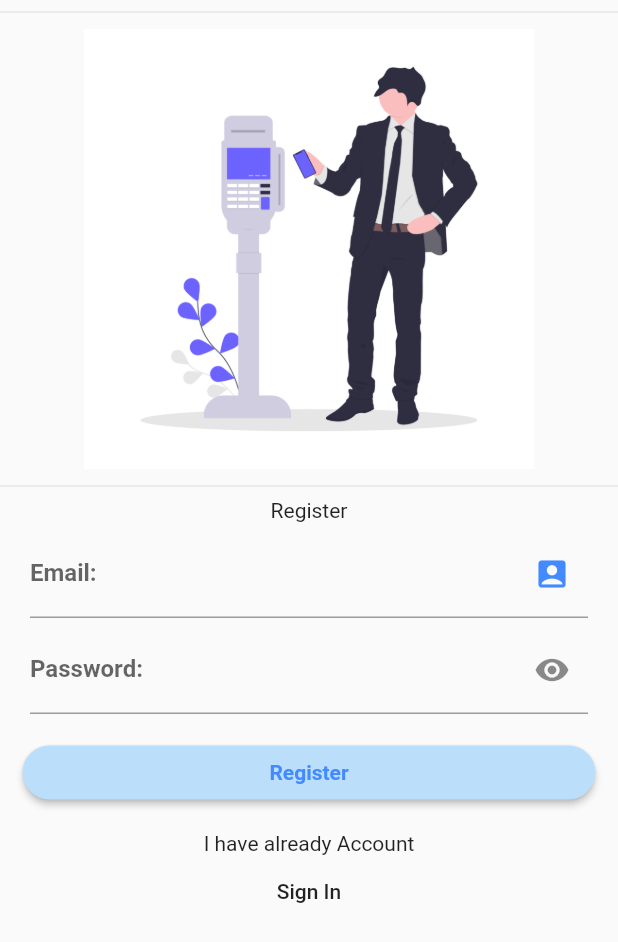
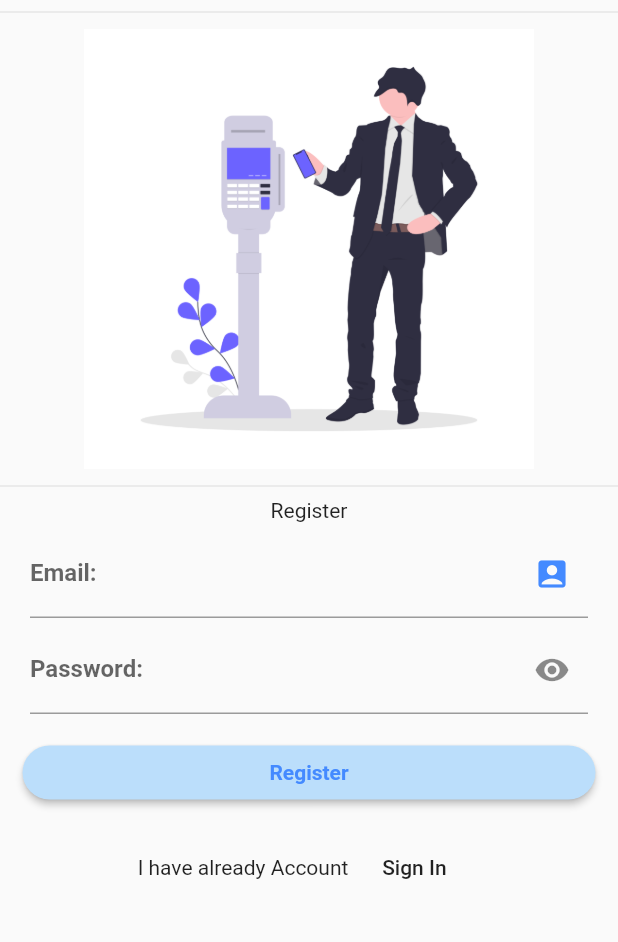
Before and after one commit to Trisnayudha/Breaking_News_Mobile, a Flutter app: the screen it shows after launch, after a tap on "Login", after a tap on "Register", on a phone screen of 412 x 824 dp. Shown: the top 942 px of the screen. Run offline on Flutter 3.47's test engine with Material 2 defaults, Android fonts, the phone set to English and light mode, and no system bars; our stand-ins replace cloud_firestore, curved_navigation_bar, firebase_auth, firebase_core, firebase_storage, flutter_spinkit and 2 more; accounts and stored records are empty.

```diff
--- a/lib/authenticate/register.dart
+++ b/lib/authenticate/register.dart
@@ -138,6 +138,10 @@ class _RegisterState extends State<Register> {
                         ),
                       ),
                     ),
+                    Container(
+                      child: Row(
+                        mainAxisAlignment: MainAxisAlignment.center,
+                        children: [
                           Text("I have already Account"),
                           FlatButton(
                             child: Text("Sign In"),
@@ -148,6 +152,9 @@ class _RegisterState extends State<Register> {
                         ],
                       ),
                     ),
+                  ],
+                ),
+              ),
             ),
           );
   }
--- a/lib/authenticate/sign_in.dart
+++ b/lib/authenticate/sign_in.dart
@@ -139,12 +139,19 @@ class _SignInState extends State<SignIn> {
                     ),
                   ),
                 ),
+                Container(
+                  child: Row(
+                    mainAxisAlignment: MainAxisAlignment.center,
+                    children: [
                       Text("I dont have already Account"),
                       FlatButton(
                         child: Text("Register"),
                         onPressed: () {
                           widget.toggleView();
                         },
+                      ),
+                    ],
+                  ),
                 ),
               ],
             ),
--- a/lib/service/auth.dart
+++ b/lib/service/auth.dart
@@ -48,7 +48,7 @@ class AuthService {
   Future registerWithEmailAndPassword(String email, String password) async {
     try {
       UserCredential result = await _auth.createUserWithEmailAndPassword(
-          email: email, password: password);
+           email: email, password: password);
       User user = result.user;
 
       // create a new document for the user with the UID
```
Also changed, not shown: lib/service/card_item.dart (+15 -16 lines), lib/views/add.dart (+12 -7 lines), lib/views/search.dart (+34 -3 lines), 1 other file. Lines whose indentation alone changed are shown as unchanged.
